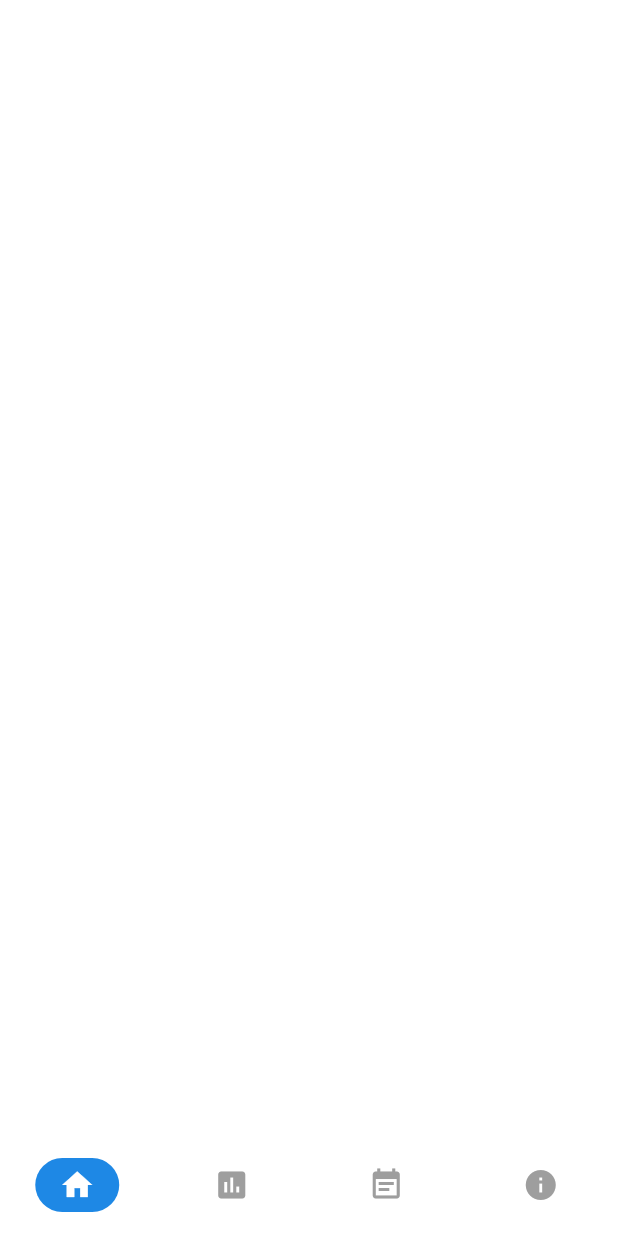
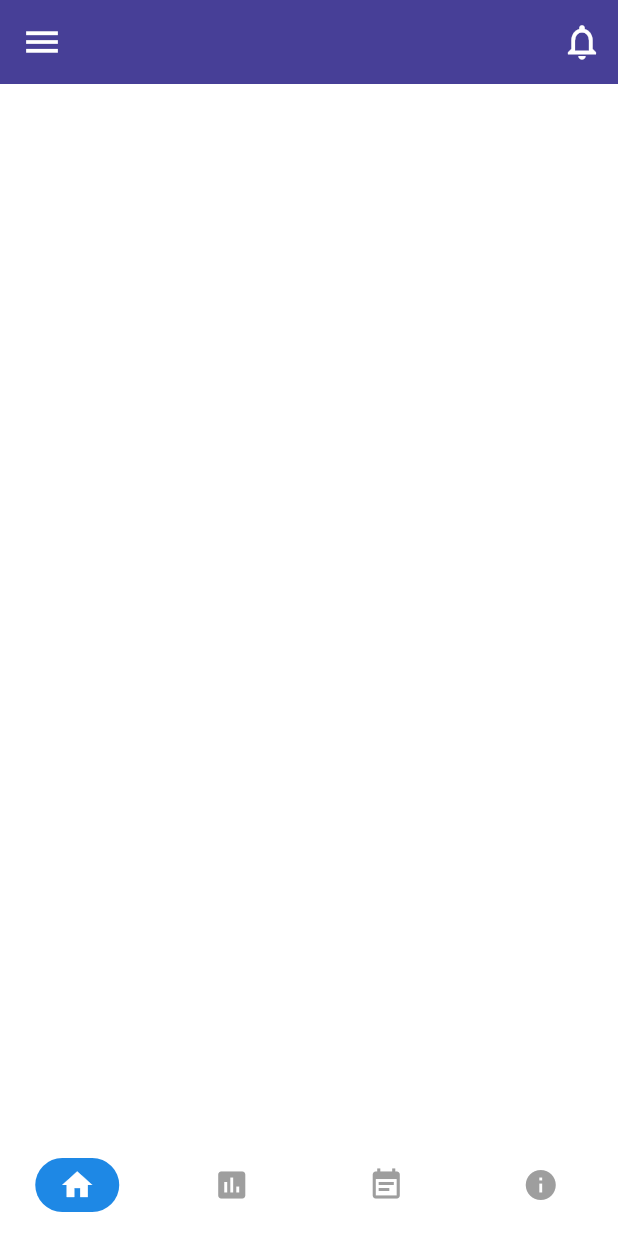
Before and after one commit to TomasKulik/Covid19DasboardUI, a Flutter app: the screen it shows after launch, on a phone screen of 412 x 824 dp. Run offline on Flutter 3.47's test engine with Material 2 defaults, Android fonts, the phone set to English and light mode, and no system bars.

Commit message:
Custom App Bar

```diff
--- a/lib/screens/bottom_nav_screen.dart
+++ b/lib/screens/bottom_nav_screen.dart
@@ -1,3 +1,4 @@
+import 'package:covid19_dasboard_ui/screens/screens.dart';
 import 'package:flutter/material.dart';
 
 class BottomNavScreen extends StatefulWidget {
@@ -7,8 +8,8 @@ class BottomNavScreen extends StatefulWidget {
 
 class _BottomNavScreenState extends State<BottomNavScreen> {
   final List _screens = [
-    Scaffold(),
-    Scaffold(),
+    HomeScreen(),
+    StatsScreen(),
     Scaffold(),
     Scaffold(),
     Scaffold(),
--- /dev/null
+++ b/lib/screens/home_screen.dart
@@ -0,0 +1,16 @@
+import 'package:covid19_dasboard_ui/widgets/widgets.dart';
+import 'package:flutter/material.dart';
+
+class HomeScreen extends StatefulWidget {
+  @override
+  _HomeScreenState createState() => _HomeScreenState();
+}
+
+class _HomeScreenState extends State<HomeScreen> {
+  @override
+  Widget build(BuildContext context) {
+    return Scaffold(
+      appBar: CustomAppBar(),
+    );
+  }
+}
--- a/lib/screens/screens.dart
+++ b/lib/screens/screens.dart
@@ -1 +1,3 @@
 export 'bottom_nav_screen.dart';
+export 'home_screen.dart';
+export 'stats_screen.dart';
--- /dev/null
+++ b/lib/widgets/custom_app_bar.dart
@@ -0,0 +1,27 @@
+import 'package:covid19_dasboard_ui/config.dart/palette.dart';
+import 'package:flutter/material.dart';
+
+class CustomAppBar extends StatelessWidget with PreferredSizeWidget {
+  @override
+  Widget build(BuildContext context) {
+    return AppBar(
+      backgroundColor: Palette.primaryColor,
+      elevation: 0.0,
+      leading: IconButton(
+        icon: const Icon(Icons.menu),
+        iconSize: 28.0,
+        onPressed: () {},
+      ),
+      actions: [
+        IconButton(
+          icon: const Icon(Icons.notifications_none),
+          iconSize: 28.0,
+          onPressed: () {},
+        ),
+      ],
+    );
+  }
+
+  @override
+  Size get preferredSize => Size.fromHeight(kToolbarHeight);
+}
--- /dev/null
+++ b/lib/widgets/widgets.dart
@@ -0,0 +1 @@
+export 'custom_app_bar.dart';
```
Also changed, not shown: lib/screens/stats_screen.dart (added, +13 -0 lines).
